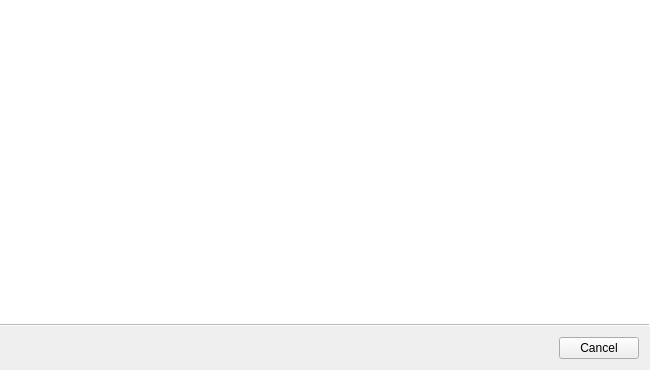
First picture: the form in libs/librepcb/editor/project/newprojectwizard/newprojectwizard.ui, repository LibrePCB/LibrePCB, before the edit.
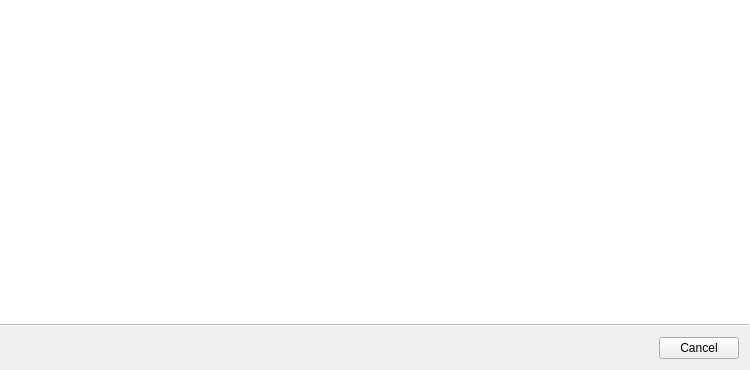
Second picture: the form after the edit.

What changed in the file:
```diff
--- a/libs/librepcb/editor/project/newprojectwizard/newprojectwizard.ui
+++ b/libs/librepcb/editor/project/newprojectwizard/newprojectwizard.ui
@@ -6,7 +6,7 @@
    <rect>
     <x>0</x>
     <y>0</y>
-    <width>650</width>
+    <width>750</width>
     <height>370</height>
    </rect>
   </property>
```
